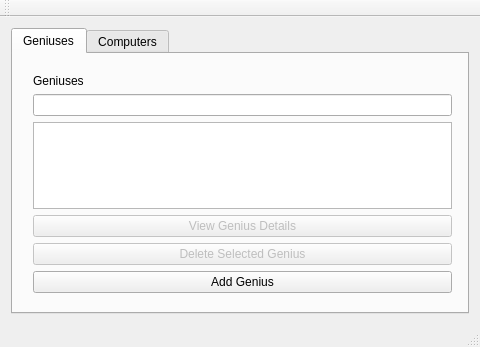
Qt form mainwindow.ui (danielm15/VLN1-2016-Hopur_16) before a commit.
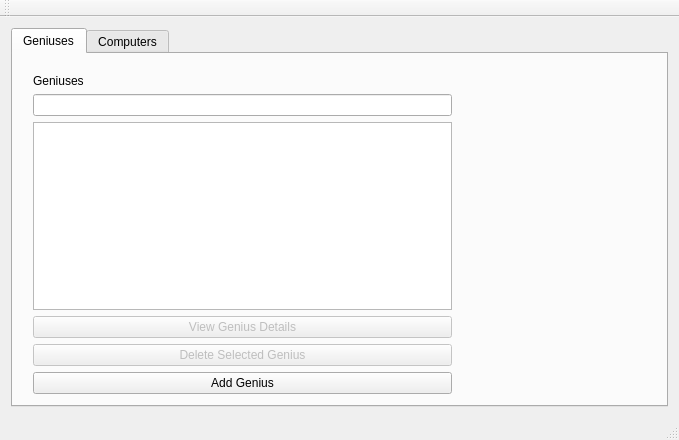
The same form after that commit.

Commit message: Added list of Geniuses and Computers to MainWindow

```diff
--- a/mainwindow.ui
+++ b/mainwindow.ui
@@ -6,8 +6,8 @@
    <rect>
     <x>0</x>
     <y>0</y>
-    <width>480</width>
-    <height>347</height>
+    <width>679</width>
+    <height>440</height>
    </rect>
   </property>
   <property name="windowTitle">
@@ -30,7 +30,7 @@
           <x>9</x>
           <y>9</y>
           <width>441</width>
-          <height>241</height>
+          <height>342</height>
          </rect>
         </property>
         <layout class="QVBoxLayout" name="verticalLayout_3">
@@ -45,7 +45,7 @@
           <widget class="QLineEdit" name="lineEditGeniusFilter"/>
          </item>
          <item>
-          <widget class="QTableWidget" name="tableWidgetGeniuses"/>
+          <widget class="QListWidget" name="listGeniuses"/>
          </item>
          <item>
           <widget class="QPushButton" name="pushButtonViewGeniusDetails">
```
Left out of the diff: 8 changed lines with no effect on the pictures. The commit also changes 4 other files.
